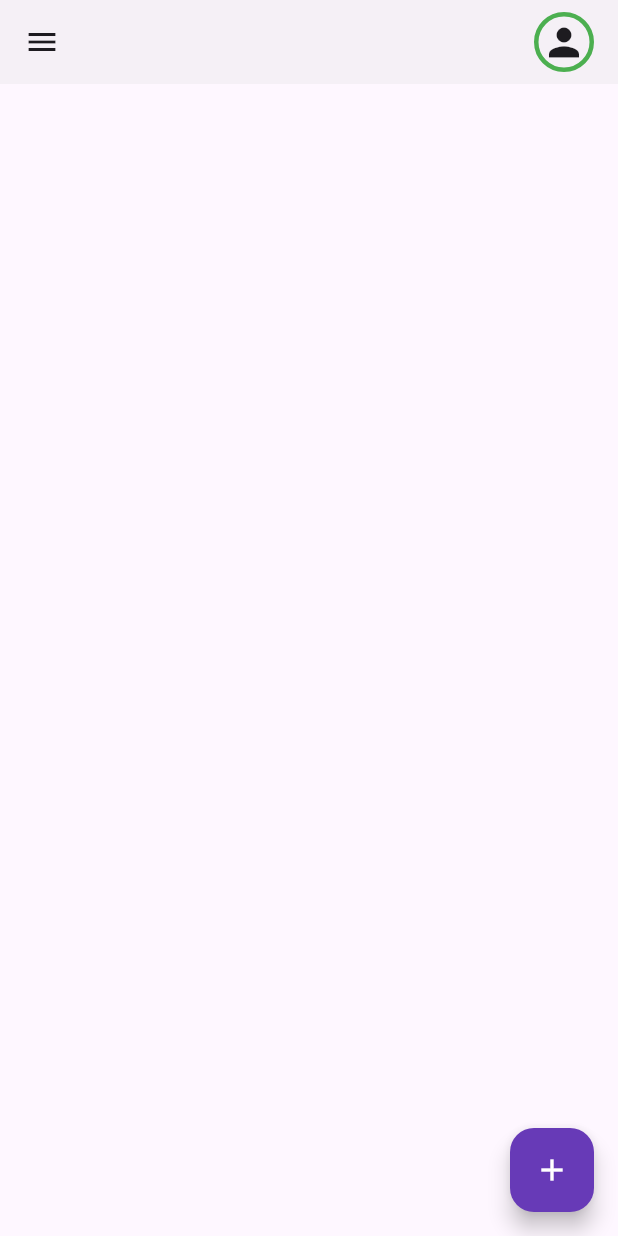
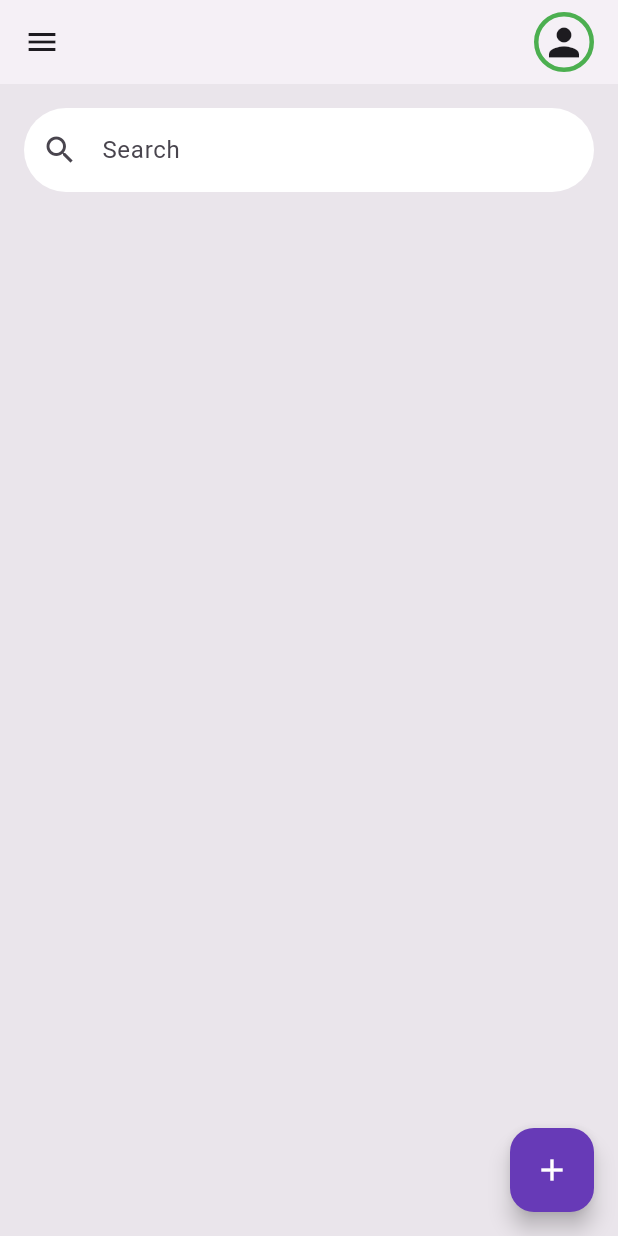
Before and after one commit to Mury05/flutter_todo_app, a Flutter app: the screen it shows after launch, on a phone screen of 412 x 824 dp. Run offline on Flutter 3.47's test engine with Material 3 defaults, Android fonts, the phone set to English and light mode, and no system bars.

Commit message:
Refactor home page layout and add search input widget ✅

```diff
--- a/lib/main.dart
+++ b/lib/main.dart
@@ -47,26 +47,35 @@ class _MyHomePageState extends State<MyHomePage> {
         title: Row(
           mainAxisAlignment: MainAxisAlignment.end,
           children: [
-
             Container(
               padding: EdgeInsets.all(2),
               decoration: BoxDecoration(
-                border: Border.all(color: Colors.green, width: 3,),
+                border: Border.all(
+                  color: Colors.green,
+                  width: 3,
+                ),
                 borderRadius: BorderRadius.circular(50),
               ),
               child: SizedBox(
                 child: Icon(Icons.person, size: 30),
-
               ),
             ),
           ],
         ),
       ),
 
-      body: Center(
-        child: Column(
-          mainAxisAlignment: MainAxisAlignment.center,
-          children: <Widget>[],
+      body: Container(
+        decoration: BoxDecoration(
+          color: const Color.fromARGB(65, 177, 177, 177),
+        ),
+        child: Center(
+          child: Column(
+            // mainAxisAlignment: MainAxisAlignment.center,
+            children: <Widget>[
+              // Input Search
+              SearchInput()
+            ],
+          ),
         ),
       ),
       floatingActionButton: FloatingActionButton(
@@ -81,3 +90,28 @@ class _MyHomePageState extends State<MyHomePage> {
     );
   }
 }
+
+class SearchInput extends StatelessWidget {
+  const SearchInput({
+    super.key,
+  });
+
+  @override
+  Widget build(BuildContext context) {
+    return Padding(
+      padding: const EdgeInsets.all(16.0),
+      child: TextField(
+        decoration: InputDecoration(
+        fillColor: Colors.white,
+        filled: true,
+        border: OutlineInputBorder(
+          borderRadius: BorderRadius.circular(30.0),
+          borderSide: BorderSide.none,
+        ),
+        prefixIcon: Icon(Icons.search),
+        hintText: "Search",
+        ),
+      ),
+    );
+  }
+}
```
